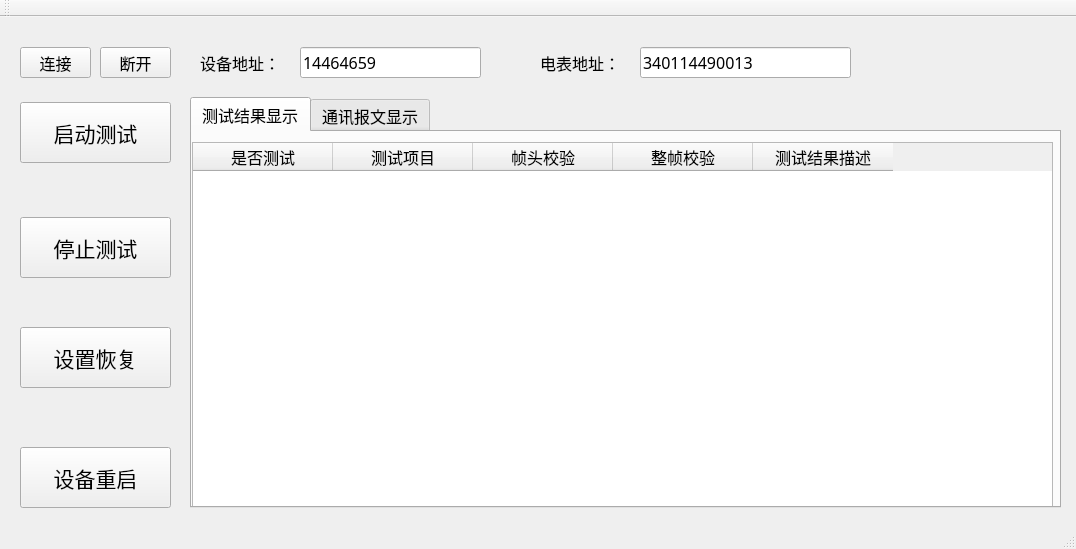
CLP0037/UtilizationDevTesting, file mainwindow.ui: the form before one commit.
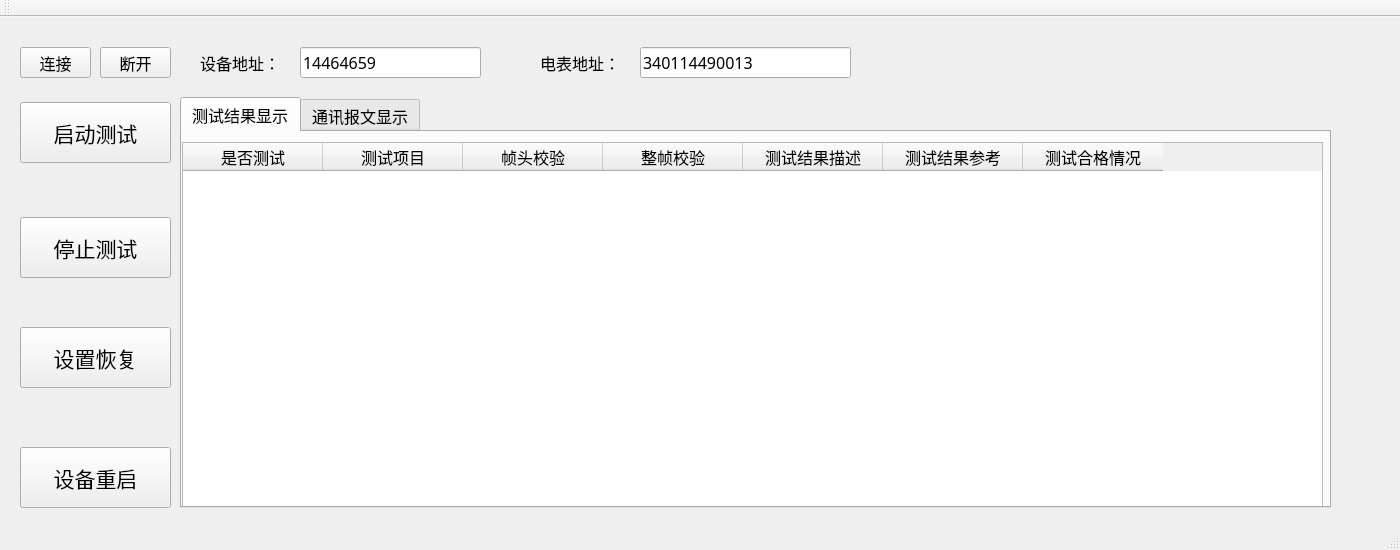
The form after the commit. Icons and pictures are not drawn.

Patch:
```diff
--- a/mainwindow.ui
+++ b/mainwindow.ui
@@ -6,8 +6,8 @@
    <rect>
     <x>0</x>
     <y>0</y>
-    <width>1076</width>
-    <height>549</height>
+    <width>1400</width>
+    <height>550</height>
    </rect>
   </property>
   <property name="font">
@@ -169,9 +169,9 @@
    <widget class="QTabWidget" name="tabWidget">
     <property name="geometry">
      <rect>
-      <x>190</x>
+      <x>180</x>
       <y>80</y>
-      <width>871</width>
+      <width>1151</width>
       <height>411</height>
      </rect>
     </property>
@@ -187,7 +187,7 @@
        <rect>
         <x>0</x>
         <y>10</y>
-        <width>861</width>
+        <width>1141</width>
         <height>371</height>
        </rect>
       </property>
@@ -231,6 +231,16 @@
         <string>测试结果描述</string>
        </property>
       </column>
+      <column>
+       <property name="text">
+        <string>测试结果参考</string>
+       </property>
+      </column>
+      <column>
+       <property name="text">
+        <string>测试合格情况</string>
+       </property>
+      </column>
      </widget>
     </widget>
     <widget class="QWidget" name="tab_protocol">
```
Left out of the diff: 10 changed lines with no effect on the pictures.
